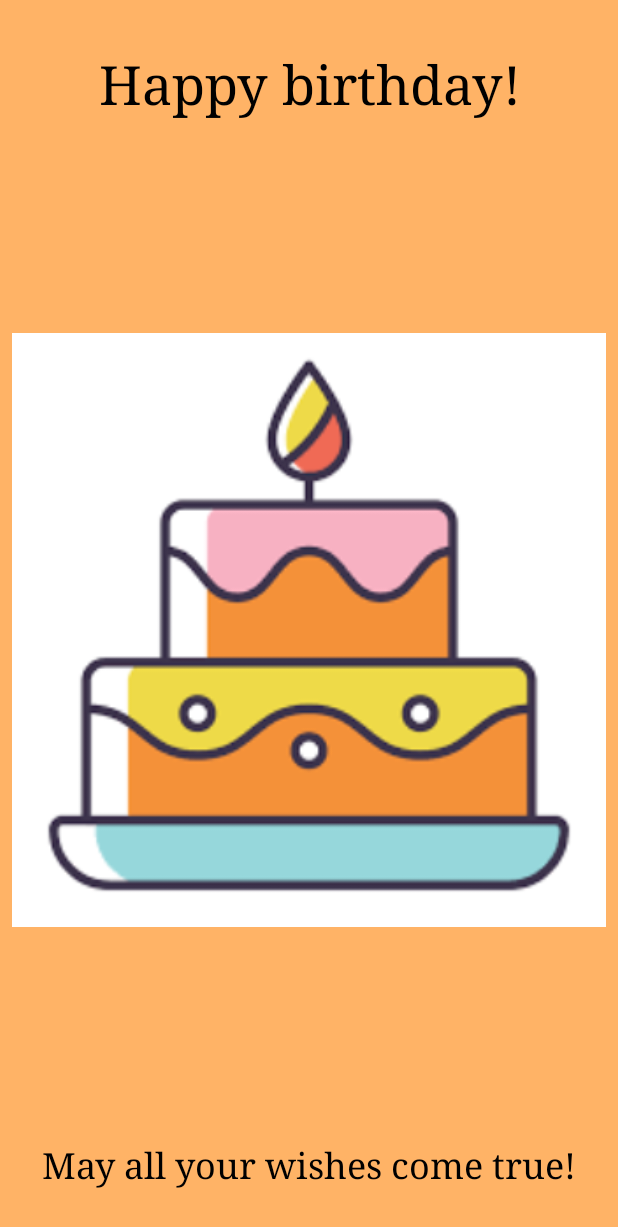
After one commit to AnaDevK/BirthdayCard, an Android app: the layout activity_preview.xml on its own in the app's theme, with its tools: preview values and no code run, on a phone screen of 412 x 824 dp. The commit adds this screen. Shown: the top 1227 px of the screen. Run offline under Robolectric (Android 15) with nearby library versions, the phone set to English and light mode, and no system bars.

Commit message:
BirthdayCards v6

```diff
--- a/app/src/main/res/layout/activity_main.xml
+++ b/app/src/main/res/layout/activity_main.xml
@@ -67,7 +67,6 @@
             android:id="@+id/btnBgColor"
             android:layout_width="wrap_content"
             android:layout_height="wrap_content"
-            android:layout_marginRight="8dp"
             android:text="Add bg color"
             app:srcCompat="@drawable/ic_color" />
 
--- /dev/null
+++ b/app/src/main/res/layout/activity_preview.xml
@@ -0,0 +1,58 @@
+<?xml version="1.0" encoding="utf-8"?>
+<androidx.constraintlayout.widget.ConstraintLayout xmlns:android="http://schemas.android.com/apk/res/android"
+    xmlns:app="http://schemas.android.com/apk/res-auto"
+    xmlns:tools="http://schemas.android.com/tools"
+    android:id="@+id/view"
+    android:layout_width="match_parent"
+    android:layout_height="match_parent"
+    android:background="@color/orange"
+    tools:context=".PreviewActivity">
+
+    <ImageView
+        android:id="@+id/imageView"
+        android:layout_width="0dp"
+        android:layout_height="0dp"
+        android:layout_marginStart="8dp"
+        android:layout_marginTop="8dp"
+        android:layout_marginEnd="8dp"
+        android:layout_marginBottom="8dp"
+        android:importantForAccessibility="no"
+        android:scaleType="fitCenter"
+        app:layout_constraintBottom_toTopOf="@+id/txtWish"
+        app:layout_constraintEnd_toEndOf="parent"
+        app:layout_constraintStart_toStartOf="parent"
+        app:layout_constraintTop_toBottomOf="@+id/txtHb"
+        app:srcCompat="@drawable/cake" />
+
+    <TextView
+        android:id="@+id/txtHb"
+        android:layout_width="0dp"
+        android:layout_height="wrap_content"
+        android:layout_marginStart="8dp"
+        android:layout_marginTop="32dp"
+        android:layout_marginEnd="8dp"
+        android:fontFamily="serif"
+        android:textAlignment="center"
+        android:textColor="#000000"
+        android:textSize="36sp"
+        app:layout_constraintEnd_toEndOf="parent"
+        app:layout_constraintStart_toStartOf="parent"
+        app:layout_constraintTop_toTopOf="parent"
+        tools:text="@string/happy_birthday_text" />
+
+    <TextView
+        android:id="@+id/txtWish"
+        android:layout_width="0dp"
+        android:layout_height="wrap_content"
+        android:layout_marginStart="8dp"
+        android:layout_marginEnd="8dp"
+        android:layout_marginBottom="32dp"
+        android:fontFamily="serif"
+        android:text="@string/wishes"
+        android:textAlignment="center"
+        android:textColor="#000000"
+        android:textSize="24sp"
+        app:layout_constraintBottom_toBottomOf="parent"
+        app:layout_constraintEnd_toEndOf="parent"
+        app:layout_constraintStart_toStartOf="parent" />
+</androidx.constraintlayout.widget.ConstraintLayout>
--- a/app/src/main/res/values/strings.xml
+++ b/app/src/main/res/values/strings.xml
@@ -6,4 +6,7 @@
     <string name="message">Message: ex. May all your wishes come true!</string>
     <string name="permission_required">Write access is required to save the card image on your phone.</string>
     <string name="ok">OK</string>
+    <string name="save">Saved on BirthdayCards folder.</string>
+    <string name="error">Error saving the image.</string>
+    <string name="share">Share image via</string>
 </resources>
```
Also changed, not shown: app/src/main/AndroidManifest.xml (+10 -4 lines), app/src/main/java/com/example/happybirthday/CardActivity.kt (+3 -4 lines), app/src/main/java/com/example/happybirthday/MainActivity.kt (+21 -0 lines), app/src/main/java/com/example/happybirthday/PreviewActivity.kt (added, +113 -0 lines), app/src/main/res/menu/menu.xml (+10 -0 lines), 1 other file.
